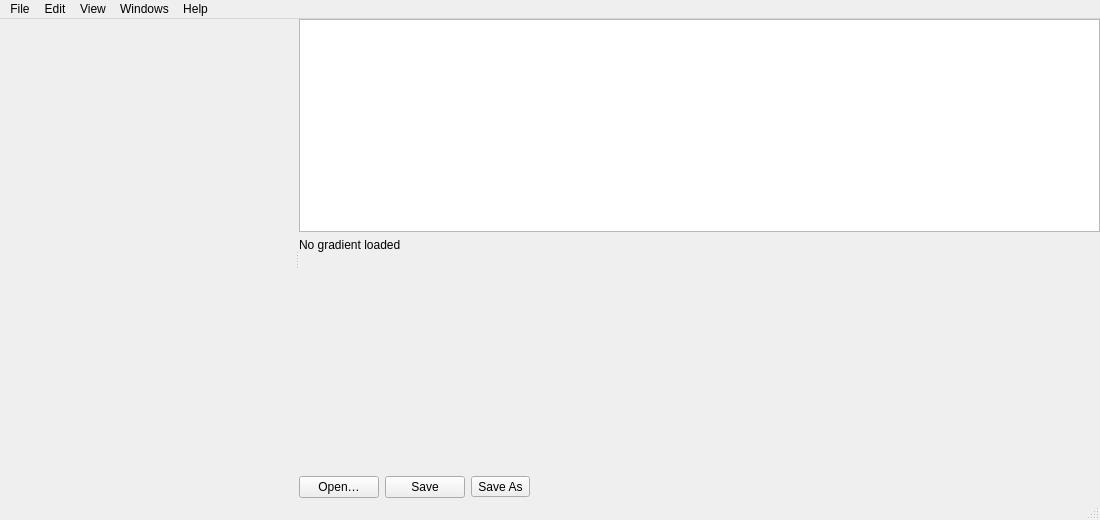
First picture: the form in ui/main_window.ui, repository who8mypnuts/Fractalchemy, before the edit.
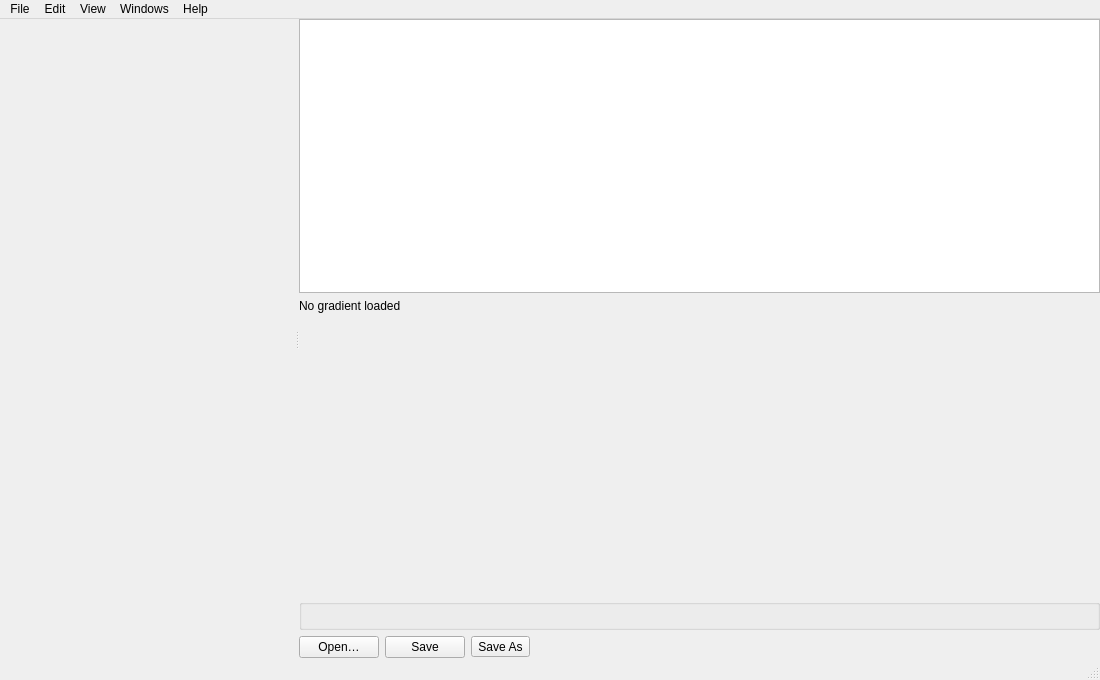
Second picture: the form after the edit. Custom widgets are drawn as their Qt base class.

Commit message: feat: added gradient editing functionality

Diff of the .ui file:
```diff
--- a/ui/main_window.ui
+++ b/ui/main_window.ui
@@ -7,7 +7,7 @@
     <x>0</x>
     <y>0</y>
     <width>1100</width>
-    <height>520</height>
+    <height>680</height>
    </rect>
   </property>
   <property name="windowTitle">
@@ -44,6 +44,9 @@
           </property>
          </widget>
         </item>
+        <item>
+         <widget class="WholeGradientPanel" name="wholeGradientPanel"/>
+        </item>
         <item>
          <layout class="QHBoxLayout" name="buttonRow">
           <item>
@@ -203,6 +206,12 @@
    <header>hueclid/widgets/gradient_editor.h</header>
    <container>1</container>
   </customwidget>
+  <customwidget>
+   <class>WholeGradientPanel</class>
+   <extends>QGroupBox</extends>
+   <header>hueclid/widgets/whole_gradient_panel.h</header>
+   <container>1</container>
+  </customwidget>
   <customwidget>
    <class>LibraryPanel</class>
    <extends>QWidget</extends>
```
The commit also changes 17 other files.
